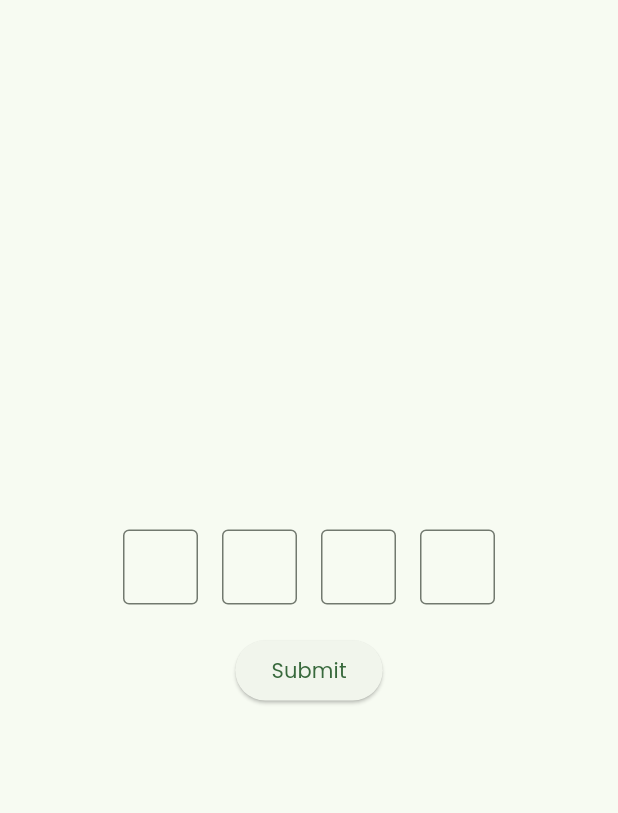
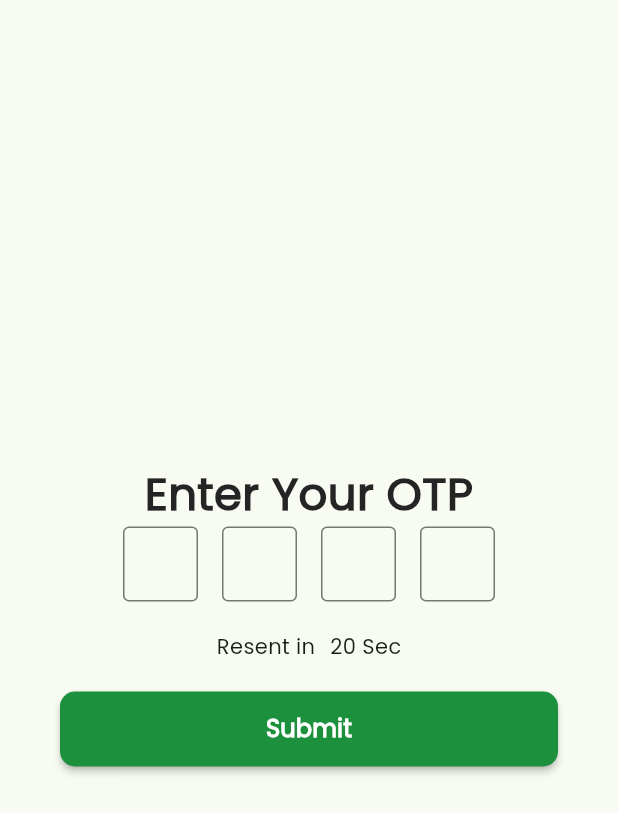
Before and after one commit to Nishan-Pradhan06/e-commerce-app-flutter, a Flutter app: the OTP_page screen opened directly, on a phone screen of 412 x 824 dp. Shown: the top 813 px of the screen. Run offline on Flutter 3.47's test engine with Material 3 defaults, Android fonts, the phone set to English and light mode, and no system bars; our stand-ins replace cloud_firestore, firebase_auth, firebase_core, fluttertoast, get, go_router; missing offline and left inert: flutter_overboard; accounts and stored records are empty.

Commit message:
added-transitoins

```diff
--- a/lib/views/pages/auth/password_reset/otp_page.dart
+++ b/lib/views/pages/auth/password_reset/otp_page.dart
@@ -2,7 +2,10 @@ import 'package:flutter/material.dart';
 import 'package:flutter/services.dart';
 import 'package:get/get.dart';
 
+import '../../../../constant/const.dart';
 import '../../../../controller/reset_pass_controller.dart';
+import '../../../components/button_widget.dart';
+import '../../../components/text_widget.dart';
 
 class OTP_page extends StatelessWidget {
   OTP_page({super.key});
@@ -11,10 +14,20 @@ class OTP_page extends StatelessWidget {
   @override
   Widget build(BuildContext context) {
     return Scaffold(
-      body: Center(
+      body: Padding(
+        padding: const EdgeInsets.only(bottom: 5, left: 40, right: 40),
         child: Column(
           mainAxisAlignment: MainAxisAlignment.center,
           children: [
+            Center(
+              child: const GetTextWidget(
+                text: 'Enter Your OTP',
+                textAlign: TextAlign.center,
+                fontSize: 30,
+                fontWeight: FontWeight.bold,
+                color: SECONDARY_COLOR,
+              ),
+            ),
             Row(
               mainAxisAlignment: MainAxisAlignment.center,
               children: List.generate(
@@ -50,14 +63,28 @@ class OTP_page extends StatelessWidget {
               ),
             ),
             SizedBox(height: 20),
+            Row(
+              mainAxisAlignment: MainAxisAlignment.center,
+              children: [
+                Text('Resent in'),
+                SizedBox(
+                  width: 10,
+                ),
+                Text('20 Sec'),
+              ],
+            ),
+            SizedBox(height: 20),
             GetBuilder<ResetPassword>(
-                init: _otp,
-                builder: (controller) {
-                  return ElevatedButton(
-                    onPressed: controller.onOTPReceived,
-                    child: Text('Submit'),
-                  );
-                }),
+              init: _otp,
+              builder: (controller) {
+                return ButtonWidget(
+                  onPressed: controller.isOTPReceived
+                      ? null
+                      : controller.onOTPReceived,
+                  text: controller.isOTPReceived ? "Please Wait" : 'Submit',
+                );
+              },
+            ),
           ],
         ),
       ),
```
Also changed, not shown: lib/controller/reset_pass_controller.dart (+15 -2 lines), lib/routes/routes.dart (+37 -0 lines), lib/views/pages/auth/signin.dart (+3 -4 lines).
